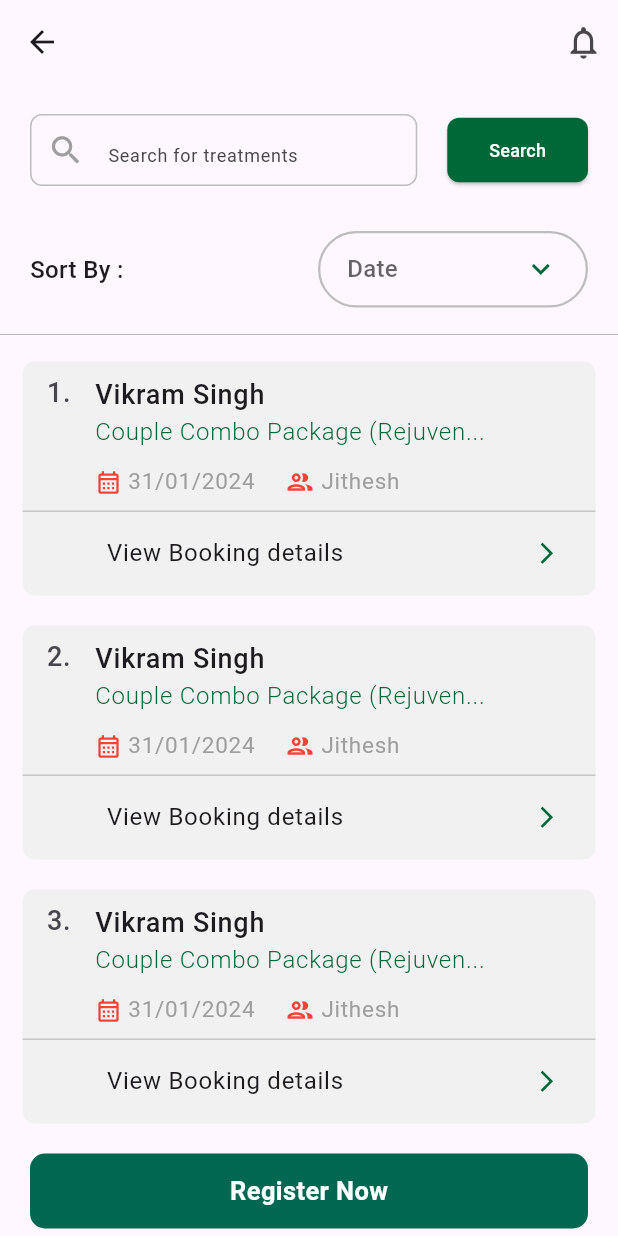
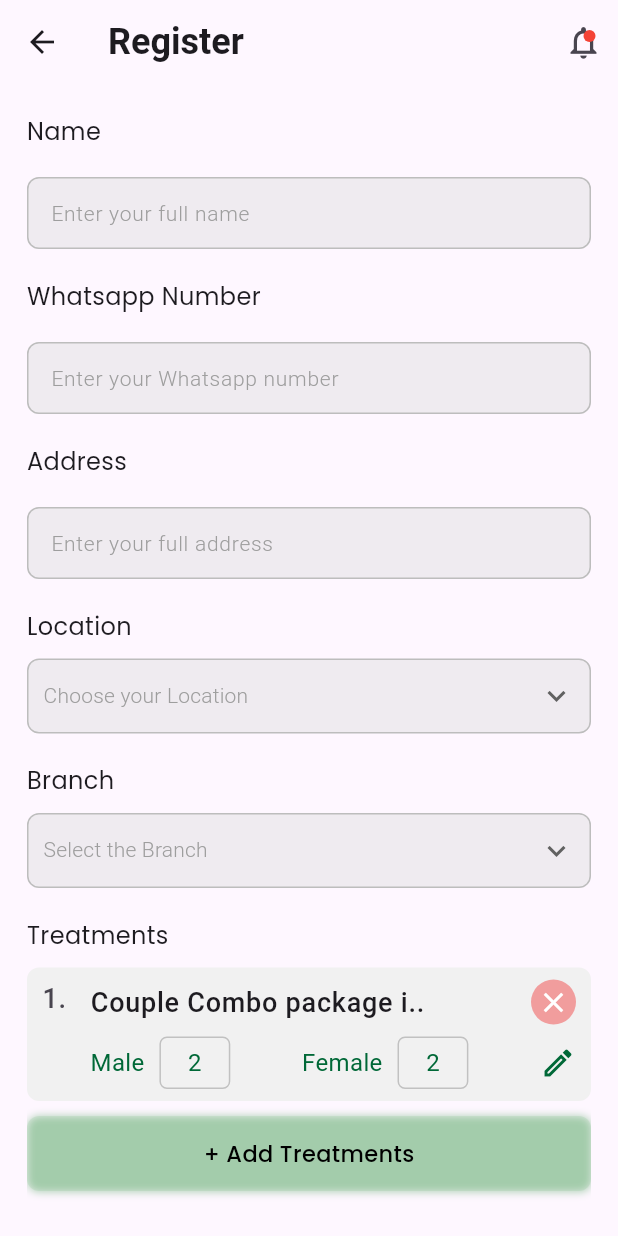
Before and after one commit to AbhinandhanaPU/Ayurvedic_Centre, a Flutter app: the HomeScreen screen opened directly, after a tap on "Register Now", on a phone screen of 412 x 824 dp. Run offline on Flutter 3.47's test engine with Material 3 defaults, Android fonts, the phone set to English and light mode, and no system bars; our stand-ins replace google_fonts.

Commit message:
register screen

```diff
--- a/lib/utils/sizes/sizes.dart
+++ b/lib/utils/sizes/sizes.dart
@@ -8,5 +8,5 @@ SizedBox kHeight50 = const SizedBox(height: 50);
 SizedBox kWidth10 = const SizedBox(width: 10);
 SizedBox kWidth20 = const SizedBox(width: 20);
 SizedBox kWidth30 = const SizedBox(width: 30);
-SizedBox kwidth40 = const SizedBox(width: 40);
+SizedBox kWidth40 = const SizedBox(width: 40);
 SizedBox kWidth50 = const SizedBox(width: 50);
--- /dev/null
+++ b/lib/utils/utils.dart
@@ -0,0 +1,31 @@
+import 'package:flutter/material.dart';
+import 'package:intl/intl.dart';
+
+Future<String> dateTimePicker(BuildContext context) async {
+  DateTime? date = await showDatePicker(
+    context: context,
+    initialDate: DateTime.now(),
+    firstDate: DateTime.now(),
+    lastDate: DateTime(2025),
+  );
+
+  if (date != null) {
+    TimeOfDay? time = await showTimePicker(
+      context: context,
+      initialTime: TimeOfDay.now(),
+    );
+
+    if (time != null) {
+      final dateTime = DateTime(
+        date.year,
+        date.month,
+        date.day,
+        time.hour,
+        time.minute,
+      );
+      return DateFormat("dd/MM/yyyy - hh:mm a").format(dateTime);
+    }
+  }
+
+  return '';
+}
--- a/lib/view/home_screen/home_screen.dart
+++ b/lib/view/home_screen/home_screen.dart
@@ -1,4 +1,5 @@
 import 'package:ayurvedic_centre/utils/sizes/sizes.dart';
+import 'package:ayurvedic_centre/view/register_screen.dart/register_screen.dart';
 import 'package:flutter/material.dart';
 
 class HomeScreen extends StatelessWidget {
@@ -9,9 +10,22 @@ class HomeScreen extends StatelessWidget {
     return Scaffold(
       appBar: AppBar(
         actions: [
-          const Icon(
-            Icons.notifications_none,
-            size: 26,
+          const Stack(
+            alignment: Alignment.topRight,
+            children: [
+              Icon(
+                Icons.notifications_none,
+                size: 26,
+              ),
+              Positioned(
+                top: 5,
+                right: 5,
+                child: CircleAvatar(
+                  radius: 4,
+                  backgroundColor: Colors.red,
+                ),
+              ),
+            ],
           ),
           kWidth10,
         ],
@@ -203,7 +217,14 @@ class HomeScreen extends StatelessWidget {
             ),
           ),
           GestureDetector(
-            onTap: () {},
+            onTap: () {
+              Navigator.push(
+                context,
+                MaterialPageRoute(
+                  builder: (context) => RegisterScreen(),
+                ),
+              );
+            },
             child: Container(
               height: 50,
               margin: const EdgeInsets.only(left: 20, right: 20, bottom: 5),
--- /dev/null
+++ b/lib/view/register_screen.dart/register_screen.dart
@@ -0,0 +1,364 @@
+import 'package:ayurvedic_centre/utils/sizes/sizes.dart';
+import 'package:ayurvedic_centre/utils/utils.dart';
+import 'package:ayurvedic_centre/view/widgets/dropdown/common_drop_down.dart';
+import 'package:ayurvedic_centre/view/widgets/login_button/login_button.dart';
+import 'package:ayurvedic_centre/view/widgets/signup_text_formfield/signup_text_formfield.dart';
+import 'package:ayurvedic_centre/view/widgets/text_font_widgets/google_poppins.dart';
+import 'package:flutter/material.dart';
+import 'package:google_fonts/google_fonts.dart';
+
+class RegisterScreen extends StatelessWidget {
+  RegisterScreen({super.key});
+  final List<int> hours = List.generate(24, (index) => index); // 0-23 for hours
+  final List<int> minutes = List.generate(60, (index) => index);
+
+  @override
+  Widget build(BuildContext context) {
+    return Scaffold(
+      appBar: AppBar(
+        title: const Text(
+          'Register',
+          style: TextStyle(fontWeight: FontWeight.w600, fontSize: 24),
+        ),
+        actions: [
+          const Stack(
+            alignment: Alignment.topRight,
+            children: [
+              Icon(
+                Icons.notifications_none,
+                size: 26,
+              ),
+              Positioned(
+                top: 5,
+                right: 5,
+                child: CircleAvatar(
+                  radius: 4,
+                  backgroundColor: Colors.red,
+                ),
+              ),
+            ],
+          ),
+          kWidth10,
+        ],
+      ),
+      body: Padding(
+        padding: const EdgeInsets.only(left: 18, right: 18, bottom: 20),
+        child: SingleChildScrollView(
+          child: Column(
+            mainAxisAlignment: MainAxisAlignment.start,
+            crossAxisAlignment: CrossAxisAlignment.start,
+            children: [
+              kHeight20,
+              SignUpTextFromFiled(
+                text: 'Name',
+                hintText: 'Enter your full name',
+              ),
+              kHeight20,
+              SignUpTextFromFiled(
+                text: 'Whatsapp Number',
+                hintText: 'Enter your Whatsapp number',
+              ),
+              kHeight20,
+              SignUpTextFromFiled(
+                text: 'Address',
+                hintText: 'Enter your full address',
+              ),
+              kHeight20,
+              GooglePoppinsWidgets(
+                fontsize: 16,
+                fontWeight: FontWeight.w400,
+                text: 'Location',
+              ),
+              kHeight10,
+              Row(
+                children: [
+                  Expanded(
+                    child: CommonDropdown<String>(
+                      items: const ['New York', 'Los Angeles', 'Chicago'],
+                      hintText: 'Choose your Location',
+                      onChanged: (value) {},
+                      itemToString: (item) => item,
+                    ),
+                  ),
+                ],
+              ),
+              kHeight20,
+              GooglePoppinsWidgets(
+                fontsize: 16,
+                fontWeight: FontWeight.w400,
+                text: 'Branch',
+              ),
+              kHeight10,
+              Row(
+                children: [
+                  Expanded(
+                    child: CommonDropdown<String>(
+                      items: const ['Branch A', 'Branch B', 'Branch C'],
+                      hintText: 'Select the Branch',
+                      onChanged: (value) {},
+                      itemToString: (item) => item,
+                    ),
+                  ),
+                ],
+              ),
+              kHeight20,
+              GooglePoppinsWidgets(
+                fontsize: 16,
+                fontWeight: FontWeight.w400,
+                text: 'Treatments',
+              ),
+              kHeight10,
+              ListView.builder(
+                shrinkWrap: true,
+                physics: const NeverScrollableScrollPhysics(),
+                itemCount: 1,
+                itemBuilder: (context, index) {
+                  return Container(
+                    decoration: BoxDecoration(
+                      borderRadius: BorderRadius.circular(8),
+                      color: const Color(0xfff1f1f1),
+                    ),
+                    child: ListTile(
+                      minLeadingWidth: 0,
+                      titleAlignment: ListTileTitleAlignment.top,
+                      contentPadding:
+                          const EdgeInsets.symmetric(horizontal: 10),
+                      leading: Text(
+                        '${index + 1}.',
+                        style: const TextStyle(
+                          fontWeight: FontWeight.w500,
+                          fontSize: 18,
+                        ),
+                      ),
+                      title: Row(
+                        children: [
+                          const Text(
+                            'Couple Combo package i..',
+                            style: TextStyle(
+                              fontWeight: FontWeight.w500,
+                              fontSize: 18,
+                            ),
+                          ),
+                          const Spacer(),
+                          CircleAvatar(
+                            radius: 15,
+                            backgroundColor:
+                                const Color(0xfff21e1e).withOpacity(0.4),
+                            child: const Icon(
+                              Icons.close,
+                              color: Colors.white,
+                              size: 22,
+                            ),
+                          ),
+                        ],
+                      ),
+                      subtitle: Padding(
+                        padding: const EdgeInsets.only(top: 8),
+                        child: Row(
+                          children: [
+                            const Text(
+                              'Male',
+                              style: TextStyle(
+                                fontWeight: FontWeight.w400,
+                                fontSize: 16,
+                                color: Color(0xff006837),
+                              ),
+                            ),
+                            kWidth10,
+                            Container(
+                              padding: const EdgeInsets.symmetric(
+                                horizontal: 18,
+                                vertical: 5,
+                              ),
+                              decoration: BoxDecoration(
+                                borderRadius: BorderRadius.circular(5),
+                                border: Border.all(
+                                  color: Colors.black.withOpacity(0.2),
+                                ),
+                              ),
+                              child: const Text(
+                                '2',
+                                style: TextStyle(
+                                  fontWeight: FontWeight.w400,
+                                  fontSize: 16,
+                                  color: Color(0xff006837),
+                                ),
+                              ),
+                            ),
+                            const Spacer(),
+                            const Text(
+                              'Female',
+                              style: TextStyle(
+                                fontWeight: FontWeight.w400,
+                                fontSize: 16,
+                                color: Color(0xff006837),
+                              ),
+                            ),
+                            kWidth10,
+                            Container(
+                              padding: const EdgeInsets.symmetric(
+                                horizontal: 18,
+                                vertical: 5,
+                              ),
+                              decoration: BoxDecoration(
+                                borderRadius: BorderRadius.circular(5),
+                                border: Border.all(
+                                  color: Colors.black.withOpacity(0.2),
+                                ),
+                              ),
+                              child: const Text(
+                                '2',
+                                style: TextStyle(
+                                  fontWeight: FontWeight.w400,
+                                  fontSize: 16,
+                                  color: Color(0xff006837),
+                                ),
+                              ),
+                            ),
+                            const Spacer(),
+                            const Icon(
+                              Icons.edit_outlined,
+                              color: Color(0xff006837),
+                            ),
+                          ],
+                        ),
+                      ),
+                    ),
+                  );
+                },
+              ),
+              kHeight10,
+              GestureDetector(
+                onTap: () {},
+                child: Container(
+                  height: 50,
+                  width: double.infinity,
+                  decoration: BoxDecoration(
+                    borderRadius: const BorderRadius.all(Radius.circular(8)),
+                    color: const Color(0xff389a48).withOpacity(0.1),
+                    boxShadow: [
+                      BoxShadow(
+                        blurRadius: 4,
+                        offset: const Offset(0.2, 0.2),
+                        color: const Color(0xff389a48).withOpacity(0.4),
+                      )
+                    ],
+                  ),
+                  child: Center(
+                    child: Text(
+                      '+ Add Treatments',
+                      style: GoogleFonts.poppins(
+                        fontSize: 15,
+                        fontWeight: FontWeight.w500,
+                        color: Colors.black,
+                      ),
+                    ),
+                  ),
+                ),
+              ),
+              kHeight20,
+              SignUpTextFromFiled(
+                text: 'Total Amount',
+                hintText: '',
+              ),
+              kHeight20,
+              SignUpTextFromFiled(
+                text: 'Discount Amount',
+                hintText: '',
+              ),
+              kHeight20,
+              GooglePoppinsWidgets(
+                fontsize: 16,
+                fontWeight: FontWeight.w400,
+                text: 'Payment Option',
+              ),
+              Row(
+                mainAxisAlignment: MainAxisAlignment.spaceEvenly,
+                children: [
+                  _buildRadioOption('Cash'),
+                  _buildRadioOption('Card'),
+                  _buildRadioOption('UPI'),
+                ],
+              ),
+              kHeight20,
+              SignUpTextFromFiled(
+                text: 'Advance Amount',
+                hintText: '',
+              ),
+              kHeight20,
+              SignUpTextFromFiled(
+                text: 'Balance Amount',
+                hintText: '',
+              ),
+              kHeight20,
+              SignUpTextFromFiled(
+                text: 'Treatment Date',
+                hintText: '',
+                suffixIcon: const Icon(
+                  Icons.calendar_month_outlined,
+                  color: Color(0xff006851),
+                ),
+                keyboardType: TextInputType.none,
+                onTapFunction: () {
+                  dateTimePicker(context);
+                },
+              ),
+              kHeight20,
+              GooglePoppinsWidgets(
+                fontsize: 16,
+                fontWeight: FontWeight.w400,
+                text: 'Treatment Time',
+              ),
+              kHeight10,
+              Row(
+                mainAxisAlignment: MainAxisAlignment.center,
+                children: [
+                  Expanded(
+                      child: CommonDropdown<int>(
+                    items: List.generate(24, (index) => index),
+                    hintText: 'Hour',
+                    onChanged: (value) {},
+                    itemToString: (item) => item.toString().padLeft(2, '0'),
+                  )),
+                  kWidth10,
+                  Expanded(
+                      child: CommonDropdown<int>(
+                    items: List.generate(60, (index) => index),
+                    hintText: 'Minutes',
+                    onChanged: (value) {},
+                    itemToString: (item) => item.toString().padLeft(2, '0'),
+                  )),
+                ],
+              ),
+              kHeight50,
+              LoginButtonWidget(
+                height: 50,
+                width: double.infinity,
+                text: 'Save',
+              ),
+              kHeight10
+            ],
+          ),
+        ),
+      ),
+    );
+  }
+
+  Widget _buildRadioOption(String option) {
+    String selectedOption = '';
+
+    return Row(
+      children: [
+        Radio<String>(
+          value: option,
+          groupValue: selectedOption,
+          onChanged: (String? value) {
+            selectedOption = value!;
+          },
+        ),
+        Text(option),
+        const SizedBox(width: 10),
+      ],
+    );
+  }
+}
--- /dev/null
+++ b/lib/view/widgets/dropdown/common_drop_down.dart
@@ -0,0 +1,55 @@
+import 'package:flutter/material.dart';
+
+class CommonDropdown<T> extends StatelessWidget {
+  final List<T> items; // List of items for the dropdown
+  final String hintText; // Hint text to display
+  final ValueChanged<T?> onChanged; // Callback for when an item is selected
+  final String Function(T)
+      itemToString; // Converts each item to a display string
+  final double width; // Custom width for the dropdown
+
+  const CommonDropdown({
+    super.key,
+    required this.items,
+    required this.hintText,
+    required this.onChanged,
+    required this.itemToString,
+    this.width = 100, // Default width, adjustable
+  });
+
+  @override
+  Widget build(BuildContext context) {
+    return Container(
+      width: width,
+      decoration: BoxDecoration(
+        color: const Color(0xffd9d9d9).withOpacity(0.4),
+        border: Border.all(
+          color: Colors.grey.shade400,
+          width: 1.0,
+        ),
+        borderRadius: BorderRadius.circular(8),
+      ),
+      padding: const EdgeInsets.symmetric(horizontal: 10),
+      child: DropdownButton<T>(
+        isExpanded: true,
+        underline: const SizedBox(),
+        icon: Icon(Icons.keyboard_arrow_down, color: Colors.grey.shade700),
+        hint: Text(
+          hintText,
+          style: const TextStyle(
+            fontSize: 14,
+            color: Colors.grey,
+            fontWeight: FontWeight.w300,
+          ),
+        ),
+        items: items
+            .map((item) => DropdownMenuItem<T>(
+                  value: item,
+                  child: Text(itemToString(item)),
+                ))
+            .toList(),
+        onChanged: onChanged,
+      ),
+    );
+  }
+}
--- a/lib/view/widgets/signup_text_formfield/signup_text_formfield.dart
+++ b/lib/view/widgets/signup_text_formfield/signup_text_formfield.dart
@@ -13,6 +13,8 @@ class SignUpTextFromFiled extends StatelessWidget {
   // final TextEditingController textfromController;
   String? Function(String?)? validator;
   void Function()? onTapFunction;
+  Widget? suffixIcon;
+  Widget? prefixIcon;
   SignUpTextFromFiled({
     required this.text,
     required this.hintText,
@@ -22,6 +24,8 @@ class SignUpTextFromFiled extends StatelessWidget {
     // required this.textfromController,
     this.validator,
     this.onTapFunction,
+    this.suffixIcon,
+    this.prefixIcon,
     this.readOnly = false,
     super.key,
   });
@@ -30,8 +34,6 @@ class SignUpTextFromFiled extends StatelessWidget {
   Widget build(BuildContext context) {
     return SizedBox(
       height: maxLines == 3 ? 170 : 90,
-      child: Padding(
-        padding: const EdgeInsets.only(left: 8.0, right: 8.0),
       child: Column(
         mainAxisAlignment: MainAxisAlignment.spaceBetween,
         crossAxisAlignment: CrossAxisAlignment.start,
@@ -52,13 +54,15 @@ class SignUpTextFromFiled extends StatelessWidget {
               maxLength: maxLength,
               decoration: InputDecoration(
                 filled: true,
-                  fillColor: Colors.grey.withOpacity(0.3),
+                fillColor: const Color(0xffd9d9d9).withOpacity(0.4),
                 hintText: hintText,
                 hintStyle: const TextStyle(
                     fontSize: 14,
                     color: Colors.grey,
                     fontWeight: FontWeight.w300),
                 isDense: true,
+                prefixIcon: prefixIcon,
+                suffixIcon: suffixIcon,
                 border: OutlineInputBorder(
                   borderRadius: const BorderRadius.all(
                     Radius.circular(8),
@@ -91,7 +95,6 @@ class SignUpTextFromFiled extends StatelessWidget {
           )
         ],
       ),
-      ),
     );
   }
 }
--- a/pubspec.yaml
+++ b/pubspec.yaml
@@ -37,6 +37,7 @@ dependencies:
   cupertino_icons: ^1.0.6
   provider: ^6.1.2
   google_fonts: ^6.2.1
+  intl: ^0.19.0
 
 dev_dependencies:
   flutter_test:
```
Also changed, not shown: lib/view/register_screen.dart/add_treatment.dart (added), pubspec.lock. Lines whose indentation alone changed are shown as unchanged.
